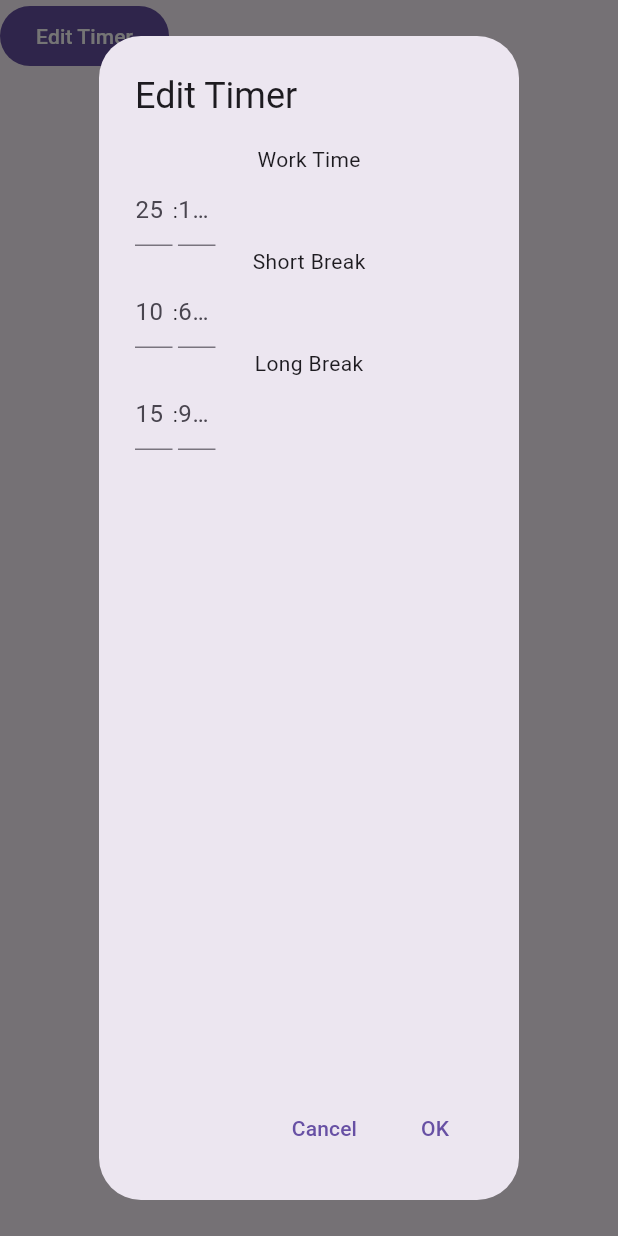
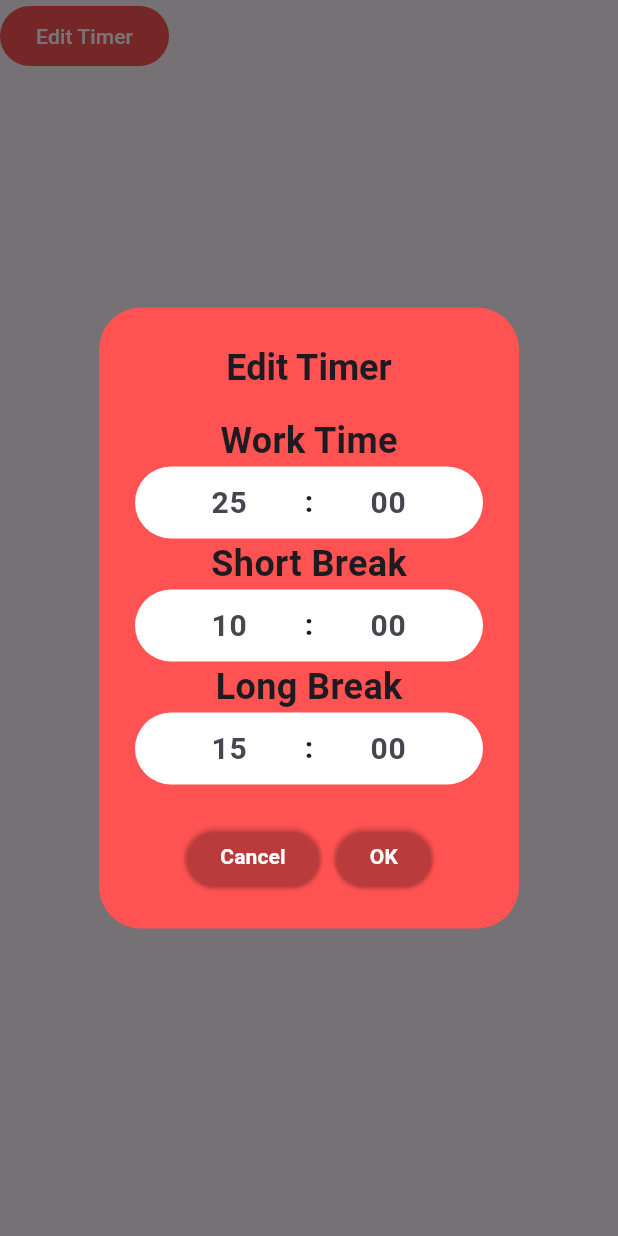
Before and after one commit to nigelhaim/PomoTasker, a Flutter app: what timerButtons() shows on an empty page, opened directly, after a tap on "Edit Timer", on a phone screen of 412 x 824 dp. Run offline on Flutter 3.47's test engine with Material 3 defaults, Android fonts, the phone set to English and light mode, and no system bars; our stand-ins replace flutter_slidable, google_fonts, hive_flutter; missing offline and left inert: custom_timer; accounts and stored records are empty; statements that could not run were skipped.

Commit message:
Updated edit timer modal

```diff
--- a/pomotasker/lib/pomodoroscreen.dart
+++ b/pomotasker/lib/pomodoroscreen.dart
@@ -257,84 +257,167 @@ class timerButtons extends StatelessWidget {
   @override
   Widget build(BuildContext context) {
     return FilledButton(
+      style: TextButton.styleFrom(
+        backgroundColor: Colors.redAccent,
+        foregroundColor: Colors.white,
+      ),
       onPressed: () => showDialog<String>(
         context: context,
         builder: (BuildContext context) => AlertDialog(
-          title: const Text('Edit Timer'),
+          actionsAlignment: MainAxisAlignment.center,
+          backgroundColor: Colors.redAccent,
+          title: const Center(
+              child: Text(
+            'Edit Timer',
+            style: TextStyle(fontWeight: FontWeight.bold),
+          )),
           content: Column(
+            mainAxisSize: MainAxisSize.min,
+            crossAxisAlignment: CrossAxisAlignment.center,
             children: [
-              const Text("Work Time"),
+              const Text(
+                "Work Time",
+                style: TextStyle(
+                  fontWeight: FontWeight.bold,
+                  fontSize: 24,
+                ),
+              ),
               Container(
+                decoration: BoxDecoration(
+                  borderRadius: BorderRadius.circular(25),
+                  color: Colors.white,
+                ),
                 child: Row(
+                  mainAxisAlignment: MainAxisAlignment.center,
                   children: [
                     Container(
-                      width: 25,
+                      padding: EdgeInsets.only(right: 10),
+                      width: 90,
                       child: TextField(
+                        textAlign: TextAlign.center,
+                        style: TextStyle(
+                            fontWeight: FontWeight.bold, fontSize: 20),
                         controller: _workMinutes,
                         decoration: InputDecoration(
+                          border: InputBorder.none,
                           hintText: workTime.inMinutes.toString(),
                         ),
                       ),
                     ),
-                    Text(":"),
+                    Text(":",
+                        style: TextStyle(
+                            fontWeight: FontWeight.bold, fontSize: 20)),
                     Container(
-                      width: 25,
+                      padding: EdgeInsets.only(left: 10),
+                      width: 90,
                       child: TextField(
+                        textAlign: TextAlign.center,
+                        style: TextStyle(
+                            fontWeight: FontWeight.bold, fontSize: 20),
                         controller: _workSeconds,
                         decoration: InputDecoration(
-                          hintText: workTime.inSeconds.toString(),
+                          border: InputBorder.none,
+                          hintText: '00',
                         ),
                       ),
                     ),
                   ],
                 ),
               ),
-              const Text("Short Break"),
+              const Text(
+                "Short Break",
+                style: TextStyle(
+                  fontWeight: FontWeight.bold,
+                  fontSize: 24,
+                ),
+              ),
               Container(
+                decoration: BoxDecoration(
+                  borderRadius: BorderRadius.circular(25),
+                  color: Colors.white,
+                ),
                 child: Row(
+                  mainAxisAlignment: MainAxisAlignment.center,
                   children: [
                     Container(
-                      width: 25,
+                      padding: EdgeInsets.only(right: 10),
+                      width: 90,
                       child: TextField(
+                        textAlign: TextAlign.center,
+                        style: TextStyle(
+                            fontWeight: FontWeight.bold, fontSize: 20),
                         controller: _shortMinutes,
                         decoration: InputDecoration(
+                          border: InputBorder.none,
                           hintText: shortTime.inMinutes.toString(),
                         ),
                       ),
                     ),
-                    Text(":"),
+                    Text(":",
+                        style: TextStyle(
+                            fontWeight: FontWeight.bold, fontSize: 20)),
                     Container(
-                      width: 25,
+                      padding: EdgeInsets.only(left: 10),
+                      width: 90,
                       child: TextField(
+                        textAlign: TextAlign.center,
+                        style: TextStyle(
+                            fontWeight: FontWeight.bold, fontSize: 20),
                         controller: _shortSeconds,
                         decoration: InputDecoration(
-                          hintText: shortTime.inSeconds.toString(),
+                          border: InputBorder.none,
+                          hintText: '00',
                         ),
                       ),
                     ),
                   ],
                 ),
               ),
-              const Text("Long Break"),
+              const Text(
+                "Long Break",
+                style: TextStyle(
+                  fontWeight: FontWeight.bold,
+                  fontSize: 24,
+                ),
+              ),
               Container(
+                decoration: BoxDecoration(
+                  borderRadius: BorderRadius.circular(25),
+                  color: Colors.white,
+                ),
                 child: Row(
+                  mainAxisAlignment: MainAxisAlignment.center,
                   children: [
                     Container(
-                      width: 25,
+                      width: 90,
+                      padding: EdgeInsets.only(right: 10),
                       child: TextField(
+                        textAlign: TextAlign.center,
+                        style: TextStyle(
+                            fontWeight: FontWeight.bold, fontSize: 20),
                         controller: _longMinutes,
                         decoration: InputDecoration(
+                          border: InputBorder.none,
                           hintText: longTime.inMinutes.toString(),
                         ),
                       ),
                     ),
-                    Text(":"),
+                    Text(
+                      ":",
+                      style:
+                          TextStyle(fontWeight: FontWeight.bold, fontSize: 20),
+                    ),
                     Container(
-                      width: 25,
+                      width: 90,
+                      padding: EdgeInsets.only(left: 10),
                       child: TextField(
+                        textAlign: TextAlign.center,
+                        style: TextStyle(
+                            fontWeight: FontWeight.bold, fontSize: 20),
                         controller: _longSeconds,
                         decoration: InputDecoration(
-                          hintText: longTime.inSeconds.toString(),
+                          border: InputBorder.none,
+                          hintText: '00',
                         ),
                       ),
                     ),
@@ -344,11 +427,25 @@ class timerButtons extends StatelessWidget {
             ],
           ),
           actions: <Widget>[
-            TextButton(
+            ElevatedButton(
+              style: ElevatedButton.styleFrom(
+                backgroundColor: Color.fromARGB(0, 22, 71, 62),
+                disabledBackgroundColor: Colors.white,
+              ),
               onPressed: () => Navigator.pop(context, 'Cancel'),
-              child: const Text('Cancel'),
+              child: const Text(
+                'Cancel',
+                style: TextStyle(
+                  color: Colors.white,
+                  fontWeight: FontWeight.bold,
+                ),
+              ),
             ),
-            TextButton(
+            ElevatedButton(
+              style: ElevatedButton.styleFrom(
+                backgroundColor: Color(363636),
+                disabledBackgroundColor: Colors.white,
+              ),
               onPressed: () {
                 Navigator.pop(context, 'OK');
                 tb.updateWorkTimer(
@@ -358,7 +455,13 @@ class timerButtons extends StatelessWidget {
                 tb.updateLongTimer(
                     int.parse(_longMinutes.text), int.parse(_longSeconds.text));
               },
-              child: const Text('OK'),
+              child: const Text(
+                'OK',
+                style: TextStyle(
+                  color: Colors.white,
+                  fontWeight: FontWeight.bold,
+                ),
+              ),
             ),
           ],
         ),
@@ -438,7 +541,7 @@ Expanded BuildCustomTimer(CustomTimerController _controller) {
       const SizedBox(height: 24.0),
       Row(
         children: [
-          createButton("Start/Pause", _controller),
+          createButton("Start", _controller),
           createButton("Reset", _controller),
           createButton("Stop", _controller),
           timerButtons(),
@@ -460,7 +563,8 @@ Expanded createButton(String button, CustomTimerController _controller) {
         foregroundColor: Colors.white,
       ),
       onPressed: () {
-        if (button == "Start/Pause") {
+        if (button == "Start") {
+          const Text("Pause");
           _controller.start();
         } else if (button == "Pause") {
           _controller.pause();
```
